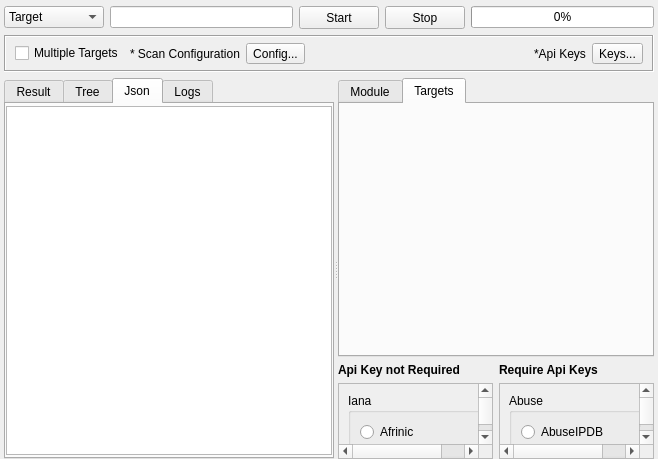
Above: sub3suite/src/engines/raw/Raw.ui from 3nock/OTE before the change. Below: the same form after it.
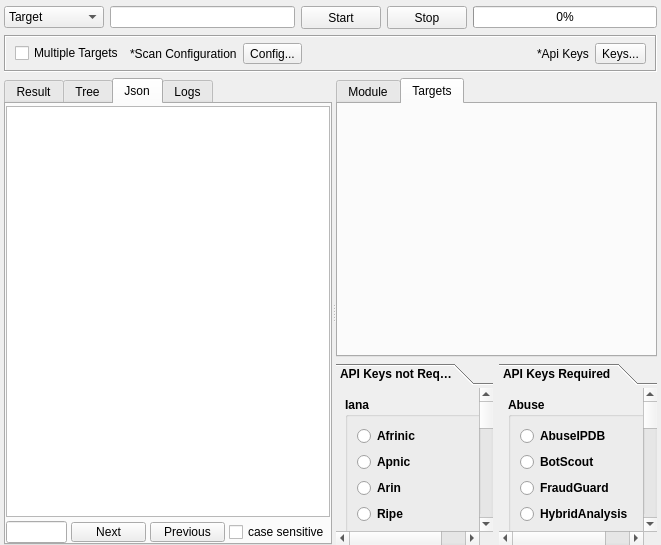
That is the form after the change. The open tabs and pages were chosen to show the change. Custom widgets are drawn as their Qt base class.

```diff
--- a/sub3suite/src/engines/raw/Raw.ui
+++ b/sub3suite/src/engines/raw/Raw.ui
@@ -6,14 +6,14 @@
    <rect>
     <x>0</x>
     <y>0</y>
-    <width>658</width>
-    <height>459</height>
+    <width>661</width>
+    <height>545</height>
    </rect>
   </property>
   <property name="windowTitle">
    <string>Raw</string>
   </property>
-  <layout class="QVBoxLayout" name="verticalLayout_19">
+  <layout class="QVBoxLayout" name="verticalLayout_7">
    <property name="leftMargin">
     <number>4</number>
    </property>
@@ -124,7 +124,7 @@
       <item>
        <widget class="QLabel" name="label_9">
         <property name="text">
-         <string>* Scan Configuration</string>
+         <string>*Scan Configuration</string>
         </property>
        </widget>
       </item>
@@ -460,7 +460,10 @@
        <attribute name="title">
         <string>Json</string>
        </attribute>
-       <layout class="QVBoxLayout" name="verticalLayout_11">
+       <layout class="QVBoxLayout" name="verticalLayout_8">
+        <property name="spacing">
+         <number>4</number>
+        </property>
         <property name="leftMargin">
          <number>0</number>
         </property>
@@ -471,11 +474,70 @@
          <number>0</number>
         </property>
         <property name="bottomMargin">
-         <number>2</number>
+         <number>0</number>
         </property>
         <item>
          <widget class="QPlainTextEdit" name="plainTextEditJson"/>
         </item>
+        <item>
+         <layout class="QHBoxLayout" name="horizontalLayout_11">
+          <item>
+           <widget class="QLineEdit" name="lineEditFind_json">
+            <property name="minimumSize">
+             <size>
+              <width>0</width>
+              <height>0</height>
+             </size>
+            </property>
+           </widget>
+          </item>
+          <item>
+           <widget class="QToolButton" name="buttonNext_json">
+            <property name="minimumSize">
+             <size>
+              <width>75</width>
+              <height>20</height>
+             </size>
+            </property>
+            <property name="maximumSize">
+             <size>
+              <width>70</width>
+              <height>20</height>
+             </size>
+            </property>
+            <property name="text">
+             <string>Next</string>
+            </property>
+           </widget>
+          </item>
+          <item>
+           <widget class="QToolButton" name="buttonPrev_json">
+            <property name="minimumSize">
+             <size>
+              <width>75</width>
+              <height>20</height>
+             </size>
+            </property>
+            <property name="maximumSize">
+             <size>
+              <width>70</width>
+              <height>20</height>
+             </size>
+            </property>
+            <property name="text">
+             <string>Previous</string>
+            </property>
+           </widget>
+          </item>
+          <item>
+           <widget class="QCheckBox" name="checkBoxCaseSensitive_json">
+            <property name="text">
+             <string>case sensitive</string>
+            </property>
+           </widget>
+          </item>
+         </layout>
+        </item>
        </layout>
       </widget>
       <widget class="QWidget" name="tabLogs">
@@ -506,9 +568,15 @@
       </widget>
      </widget>
      <widget class="QWidget" name="layoutWidget">
-      <layout class="QVBoxLayout" name="verticalLayout_18">
+      <layout class="QVBoxLayout" name="verticalLayout_6">
        <item>
         <widget class="QTabWidget" name="tabWidgetInput">
+         <property name="sizePolicy">
+          <sizepolicy hsizetype="Expanding" vsizetype="Preferred">
+           <horstretch>0</horstretch>
+           <verstretch>0</verstretch>
+          </sizepolicy>
+         </property>
          <property name="currentIndex">
           <number>0</number>
          </property>
@@ -765,10 +833,10 @@
             <number>6</number>
            </property>
            <property name="rightMargin">
-            <number>4</number>
+            <number>0</number>
            </property>
            <property name="bottomMargin">
-            <number>2</number>
+            <number>0</number>
            </property>
            <item>
             <widget class="InputWidget" name="targets" native="true">
@@ -793,47 +861,38 @@
        <item>
         <layout class="QHBoxLayout" name="horizontalLayout_2">
          <item>
-          <layout class="QVBoxLayout" name="verticalLayout_7">
-           <item>
-            <widget class="QLabel" name="label_10">
+          <widget class="QToolBox" name="toolBox">
+           <property name="sizePolicy">
+            <sizepolicy hsizetype="Preferred" vsizetype="Expanding">
+             <horstretch>0</horstretch>
+             <verstretch>0</verstretch>
+            </sizepolicy>
+           </property>
              <property name="font">
               <font>
                <weight>75</weight>
                <bold>true</bold>
               </font>
              </property>
-             <property name="text">
-              <string>Api Key not Required</string>
-             </property>
-            </widget>
-           </item>
-           <item>
-            <widget class="QScrollArea" name="scrollArea_2">
-             <property name="widgetResizable">
-              <bool>true</bool>
-             </property>
-             <widget class="QWidget" name="scrollAreaWidgetContents1">
+           <property name="currentIndex">
+            <number>0</number>
+           </property>
+           <property name="tabSpacing">
+            <number>3</number>
+           </property>
+           <widget class="QWidget" name="page_keynotrequired">
               <property name="geometry">
                <rect>
                 <x>0</x>
                 <y>0</y>
-                <width>159</width>
+              <width>177</width>
                 <height>617</height>
                </rect>
               </property>
-              <layout class="QVBoxLayout" name="verticalLayout_3">
-               <property name="leftMargin">
-                <number>9</number>
-               </property>
-               <property name="topMargin">
-                <number>9</number>
-               </property>
-               <property name="rightMargin">
-                <number>9</number>
-               </property>
-               <property name="bottomMargin">
-                <number>9</number>
-               </property>
+            <attribute name="label">
+             <string>API Keys not Required</string>
+            </attribute>
+            <layout class="QVBoxLayout" name="verticalLayout_18">
                <item>
                 <widget class="QGroupBox" name="groupBox">
                  <property name="title">
@@ -1019,56 +1078,39 @@
              </widget>
             </widget>
            </item>
-          </layout>
-         </item>
          <item>
-          <layout class="QVBoxLayout" name="verticalLayout_8">
-           <item>
-            <widget class="QLabel" name="label_11">
+          <widget class="QToolBox" name="toolBox_2">
+           <property name="sizePolicy">
+            <sizepolicy hsizetype="Preferred" vsizetype="Expanding">
+             <horstretch>0</horstretch>
+             <verstretch>0</verstretch>
+            </sizepolicy>
+           </property>
              <property name="font">
               <font>
                <weight>75</weight>
                <bold>true</bold>
               </font>
              </property>
-             <property name="text">
-              <string>Require Api Keys</string>
-             </property>
-            </widget>
-           </item>
-           <item>
-            <widget class="QScrollArea" name="scrollArea">
-             <property name="minimumSize">
-              <size>
-               <width>0</width>
-               <height>0</height>
-              </size>
-             </property>
-             <property name="widgetResizable">
-              <bool>true</bool>
-             </property>
-             <widget class="QWidget" name="scrollAreaWidgetContents">
+           <property name="currentIndex">
+            <number>0</number>
+           </property>
+           <property name="tabSpacing">
+            <number>3</number>
+           </property>
+           <widget class="QWidget" name="page_keyrequired">
               <property name="geometry">
                <rect>
                 <x>0</x>
                 <y>0</y>
-                <width>157</width>
+              <width>176</width>
                 <height>1524</height>
                </rect>
               </property>
-              <layout class="QVBoxLayout" name="verticalLayout_6">
-               <property name="leftMargin">
-                <number>9</number>
-               </property>
-               <property name="topMargin">
-                <number>9</number>
-               </property>
-               <property name="rightMargin">
-                <number>9</number>
-               </property>
-               <property name="bottomMargin">
-                <number>9</number>
-               </property>
+            <attribute name="label">
+             <string>API Keys Required</string>
+            </attribute>
+            <layout class="QVBoxLayout" name="verticalLayout_3">
                <item>
                 <widget class="QGroupBox" name="groupBox_4">
                  <property name="title">
@@ -1528,8 +1570,6 @@
               </layout>
              </widget>
             </widget>
-           </item>
-          </layout>
          </item>
         </layout>
        </item>
```
Left out of the diff: 2 changed lines with no effect on the pictures. Lines whose indentation alone changed are shown as unchanged.
